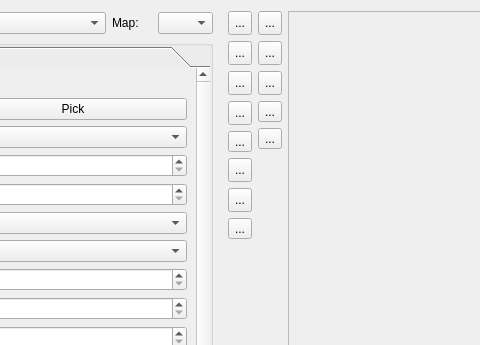
The window that editor/mainwindow_tab/map_tab.ui (protoman/rockbot) describes before a commit, drawn with Qt 5; both pictures show x 189 to 669 and y 0 to 345 of the 1042 by 593 pixel window.
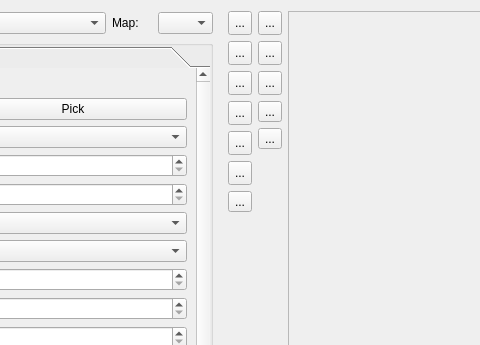
The same window after the commit. Icons and pictures are not drawn. Custom widgets are drawn as their Qt base class.

Commit message: - keep removing more copyrighted assets - EDITOR: set final boss in the game's properties instead of in the map - no ending at all - npc replace-itself reaction not continuing the boss fight - ending: show each enemy with its name, not only bosses

```diff
--- a/editor/mainwindow_tab/map_tab.ui
+++ b/editor/mainwindow_tab/map_tab.ui
@@ -1185,20 +1185,6 @@
        </property>
       </widget>
      </item>
-     <item>
-      <widget class="QToolButton" name="editSetFinalBoss_button">
-       <property name="text">
-        <string>...</string>
-       </property>
-       <property name="icon">
-        <iconset resource="../resources/icons/icons.qrc">
-         <normaloff>:/toolbar_icons/King-icon.png</normaloff>:/toolbar_icons/King-icon.png</iconset>
-       </property>
-       <property name="checkable">
-        <bool>true</bool>
-       </property>
-      </widget>
-     </item>
      <item>
       <widget class="QToolButton" name="editObject_button">
        <property name="minimumSize">
```
Left out of the diff: 2 changed lines with no effect on the pictures. The commit also changes 23 other files.
